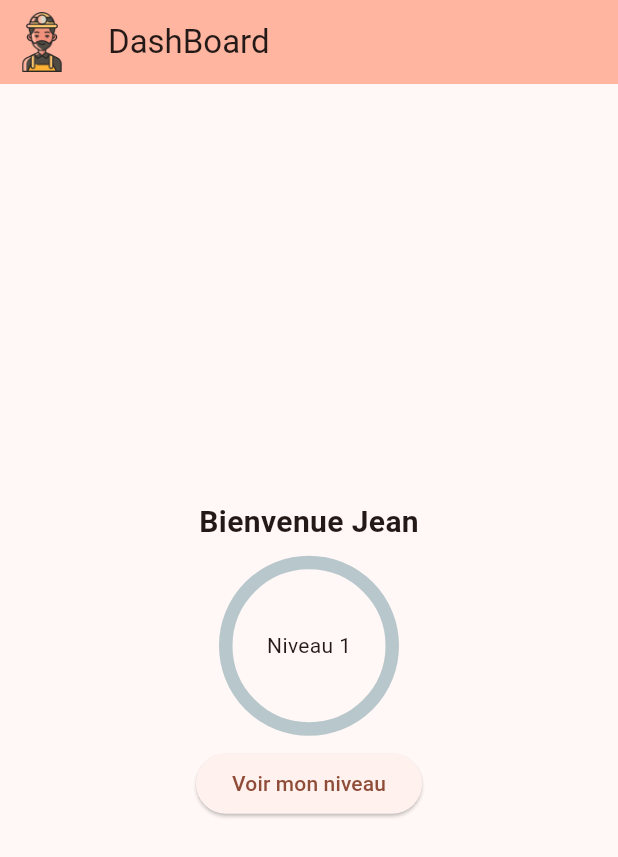
After one commit to davg80/game_paper_clic, a Flutter app: the DashboardPage screen opened directly, after a tap on "Voir mon niveau", on a phone screen of 412 x 824 dp. The commit adds this screen. Shown: the top 857 px of the screen. Run offline on Flutter 3.47's test engine with Material 3 defaults, Android fonts, the phone set to English and light mode, and no system bars; drawn by our look-alikes of percent_indicator.

Commit message:
Level circular progress

```diff
--- /dev/null
+++ b/lib/pages/dashboard_page.dart
@@ -0,0 +1,75 @@
+import 'package:flutter/material.dart';
+import 'package:game_paper_clic/pages/resource_page.dart';
+import 'package:game_paper_clic/provider/resource_app.dart';
+import 'package:percent_indicator/percent_indicator.dart';
+import 'package:provider/provider.dart';
+
+class DashboardPage extends StatefulWidget {
+  const DashboardPage({super.key, required this.title});
+  final String title;
+  @override
+  State<DashboardPage> createState() => _DashboardState();
+}
+
+class _DashboardState extends State<DashboardPage> {
+  void _incrementLevel() {
+    var listInventoryState = Provider.of<ResourceApp>(context, listen: false);
+    listInventoryState.incrementLevel();
+  }
+
+  void _navigate() {
+    Navigator.push(
+      context,
+      MaterialPageRoute(
+        builder: (context) => const ResourcePage(title: 'Ressources'),
+      ),
+    );
+  }
+
+  @override
+  Widget build(BuildContext context) {
+    var pourcent = Provider.of<ResourceApp>(context).pourcent;
+    return Scaffold(
+      appBar: AppBar(
+        title: Text(widget.title),
+        leading: IconButton(
+          icon: Image.asset('assets/images/miner.png'),
+          onPressed: () {
+            _navigate();
+          },
+        ),
+        backgroundColor: Theme.of(context).colorScheme.inversePrimary,
+      ),
+      body: Center(
+        child: Column(
+          mainAxisAlignment: MainAxisAlignment.center,
+          children: [
+            const Padding(
+              padding: EdgeInsets.all(8.0),
+              child: Text(
+                'Bienvenue Jean',
+                style: TextStyle(fontSize: 20.0, fontWeight: FontWeight.w700),
+              ),
+            ),
+            CircularPercentIndicator(
+              radius: 60.0,
+              lineWidth: 9.0,
+              percent: pourcent,
+              center: const Text('Niveau 1'),
+              progressColor: Colors.green,
+            ),
+            Padding(
+              padding: const EdgeInsets.all(8.0),
+              child: ElevatedButton(
+                onPressed: () {
+                  _incrementLevel();
+                },
+                child: const Text('Voir mon niveau'),
+              ),
+            ),
+          ],
+        ),
+      ),
+    );
+  }
+}
--- a/lib/pages/resource_page.dart
+++ b/lib/pages/resource_page.dart
@@ -1,5 +1,6 @@
 import 'package:flutter/material.dart';
 import 'package:game_paper_clic/models/receipe.dart';
+import 'package:game_paper_clic/pages/dashboard_page.dart';
 import 'package:game_paper_clic/provider/resource_app.dart';
 import 'package:game_paper_clic/pages/receipe_page.dart';
 import 'package:provider/provider.dart';
@@ -89,7 +90,22 @@ class _ResourceState extends State<ResourcePage> {
                 ),
               ),
             ),
-            containerTotalResource(context)
+            containerTotalResource(context),
+            Container(
+              transform: Matrix4.translationValues(0.0, -200.0, 0.0),
+              child: ElevatedButton(
+                onPressed: () {
+                  Navigator.push(
+                    context,
+                    MaterialPageRoute(
+                      builder: (context) =>
+                          const DashboardPage(title: 'DashBoard'),
+                    ),
+                  );
+                },
+                child: const Text("Dashboard"),
+              ),
+            )
           ],
         ),
       ),
--- a/lib/provider/resource_app.dart
+++ b/lib/provider/resource_app.dart
@@ -1,4 +1,5 @@
 import 'dart:convert';
+import 'dart:math';
 import 'package:flutter/material.dart';
 import 'package:flutter/services.dart';
 import 'package:game_paper_clic/models/receipe.dart';
@@ -37,6 +38,7 @@ class ResourceApp extends ChangeNotifier {
   Map<int, dynamic> resourceinventoryNecessary = {};
   Map<String, int> statReceipes = {};
   var totalInventory = {};
+  double pourcent = 0.0;
 
   void increment(int index) {
     currentResources[index].quantity++;
@@ -144,4 +146,16 @@ class ResourceApp extends ChangeNotifier {
     }
     notifyListeners();
   }
+
+  void incrementLevel() {
+    for (var element in inventory) {
+      if (!totalInventory.containsKey(element.name) && pourcent < 1.0) {
+        pourcent += 0.01;
+      } else if (pourcent < 1.0) {
+        pourcent += 0.01;
+      }
+    }
+    print(pourcent);
+    notifyListeners();
+  }
 }
--- a/pubspec.yaml
+++ b/pubspec.yaml
@@ -9,6 +9,7 @@ environment:
 dependencies:
   flutter:
     sdk: flutter
+  percent_indicator: ^4.2.3
   provider: ^6.1.1
 
 dev_dependencies:
```
Also changed, not shown: imagesReadme/ButtonRedirectDashboard.png (added), imagesReadme/DashboardNiveau.png (added), imagesReadme/Level1Valide.png (added), imagesReadme/ProgressLevel.png (added), pubspec.lock, 1 other file.
